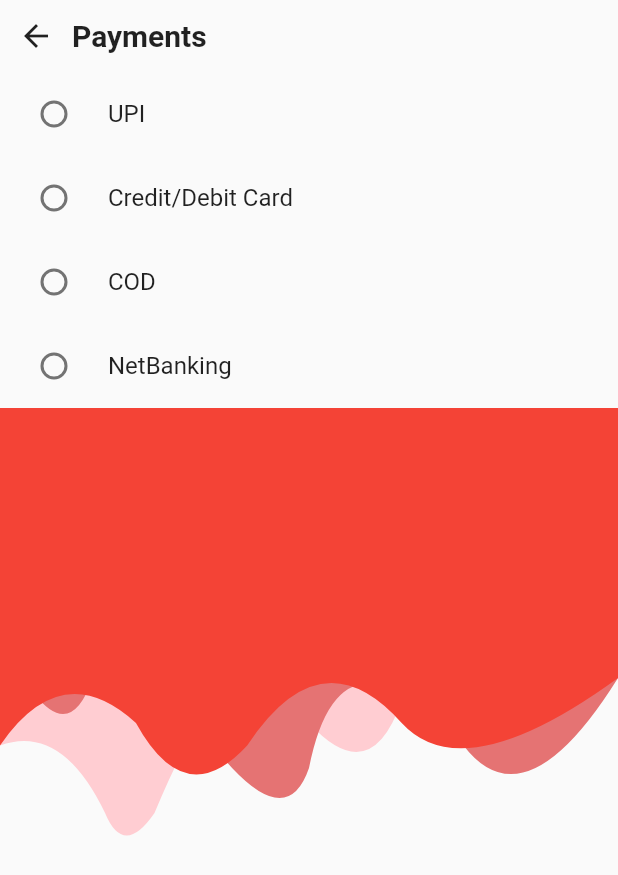
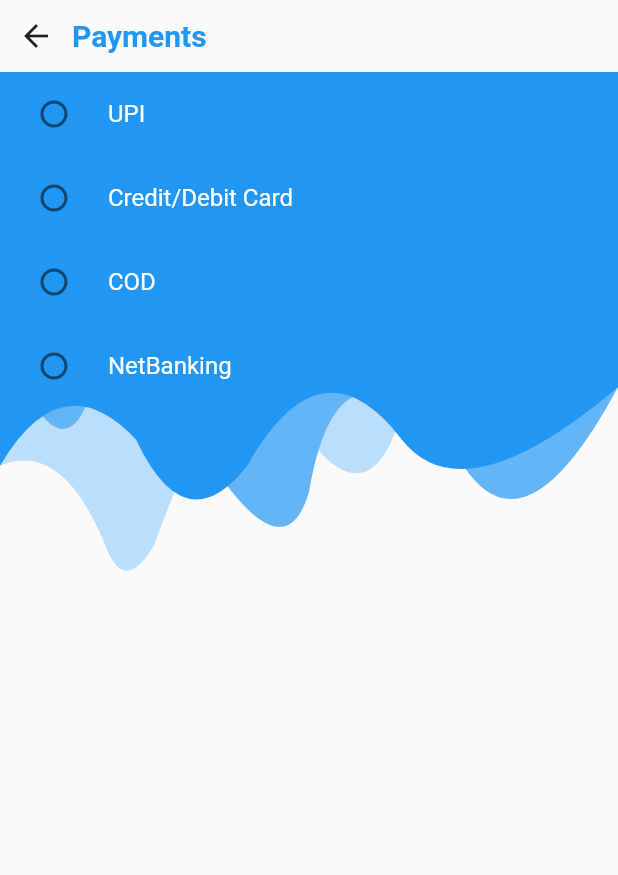
Before and after one commit to mashoodsad/mashood1-master11, a Flutter app: the AddCart screen opened directly, after a tap on "CheckOut", on a phone screen of 412 x 824 dp. Shown: the top 875 px of the screen. Run offline on Flutter 3.47's test engine with Material 2 defaults, Android fonts, the phone set to English and light mode, and no system bars; our stand-ins replace badges, carousel_slider, fluttertoast, image_picker, pin_code_fields, sqflite; accounts and stored records are empty.

Commit message:
update flutter

```diff
--- a/lib/AddCart.dart
+++ b/lib/AddCart.dart
@@ -29,7 +29,7 @@ class _AddCartState extends State<AddCart> {
       key: _scaffoldKey,
       body: Column(children: [
         SizedBox(
-          height: 700,
+          height: MediaQuery.of(context).size.height-100,
           width: MediaQuery.of(context).size.width,
           child: FutureBuilder(
               future: dbProductManager.getProductList(),
--- a/lib/DashBoard.dart
+++ b/lib/DashBoard.dart
@@ -1,4 +1,4 @@
-import 'package:badges/badges.dart';
+import 'package:badges/badges.dart'as badges;
 import 'package:flutter/material.dart';
 import 'package:mashood/AddCart.dart';
 import 'package:mashood/HomePage.dart';
@@ -16,6 +16,7 @@ class DashBoard extends StatefulWidget {
 }
 
 class _DashBoardState extends State<DashBoard> {
+
   void _navigateToAddCart(BuildContext context) {
     Navigator.of(context).push(
         MaterialPageRoute(builder: (context) =>const AddCart()));
@@ -40,7 +41,7 @@ class _DashBoardState extends State<DashBoard> {
       appBar: AppBar(
       actions: [Padding(
         padding: const EdgeInsets.all(10.0),
-        child: Badge(
+        child: badges.Badge(
           showBadge: store.count > 0,//icon style
           badgeContent: SizedBox(
               width: 20, height: 20, //badge size
@@ -53,7 +54,6 @@ class _DashBoardState extends State<DashBoard> {
                 ),
               )
           ),
-          badgeColor: Colors.purple,
           child: const Icon(Icons.shopping_cart, size: 40, color: Colors.white,), //badge background color
         ),
       )]
--- a/lib/Payment.dart
+++ b/lib/Payment.dart
@@ -23,17 +23,20 @@ class _PaymentState extends State<Payment> {
                 children: [
                   IconButton(onPressed: (){
                     Navigator.of(context).pop();
-                  }, icon: Icon(Icons.arrow_back_outlined)),
-                  const Text("Payments",style: TextStyle(fontWeight: FontWeight.bold,fontSize: 20),),
+                  }, icon: const Icon(Icons.arrow_back_outlined)),
+                  const Text("Payments",style: TextStyle(fontWeight: FontWeight.bold,fontSize: 20,color: Colors.blue),),
                 ],
               ),
     Column(
     children: <Widget>[
-        Column(
+        Stack(
+          children: [
+            Positioned(child: TopBar())
+            ,Column(
             children: [
 
               RadioListTile(
-              title: Text("UPI"),
+                title: const Text("UPI",style: TextStyle(color: Colors.white),),
                 value: "UPI",
                 groupValue: payment,
                 onChanged: (value){
@@ -44,7 +47,7 @@ class _PaymentState extends State<Payment> {
               ),
 
               RadioListTile(
-              title: Text("Credit/Debit Card"),
+                title: const Text("Credit/Debit Card",style: TextStyle(color: Colors.white)),
                 value: "Card",
                 groupValue: payment,
                 onChanged: (value){
@@ -55,7 +58,7 @@ class _PaymentState extends State<Payment> {
               ),
 
               RadioListTile(
-              title: Text("COD"),
+                title: const Text("COD",style: TextStyle(color: Colors.white)),
                 value: "COD",
                 groupValue: payment,
                 onChanged: (value){
@@ -65,7 +68,7 @@ class _PaymentState extends State<Payment> {
                 },
               ),
               RadioListTile(
-              title: Text("NetBanking"),
+                title: const Text("NetBanking",style: TextStyle(color: Colors.white)),
                 value: "NetBanking",
                 groupValue: payment,
                 onChanged: (value){
@@ -73,11 +76,9 @@ class _PaymentState extends State<Payment> {
                     payment = value.toString();
                   });
                 },
-            ),Container(
-              child: TopBar(),
               )
-
             ],
+          ),]
         )
      ])
             ],
@@ -87,58 +88,81 @@ class _PaymentState extends State<Payment> {
     );
   }
 }
-Color colorOne = Colors.red;
-Color? colorTwo = Colors.red[300];
-Color? colorThree = Colors.red[100];
+Color colorOne = Colors.blue;
+Color? colorTwo = Colors.blue[300];
+Color? colorThree = Colors.blue[100];
 
 class TopBar extends StatelessWidget {
   @override
   Widget build(BuildContext context) {
     return CustomPaint(
       child: Container(
-        height: 300.0,
+        height: 350.0,
       ),
       painter: CurvePainter(),
     );
   }
 }
-class CurvePainter extends CustomPainter{
+class CurvePainter extends CustomPainter {
   @override
   void paint(Canvas canvas, Size size) {
     Path path = Path();
     Paint paint = Paint();
 
 
-    path.lineTo(0, size.height *0.75);
-    path.quadraticBezierTo(size.width* 0.10, size.height*0.70,   size.width*0.17, size.height*0.90);
-    path.quadraticBezierTo(size.width*0.20, size.height, size.width*0.25, size.height*0.90);
-    path.quadraticBezierTo(size.width*0.40, size.height*0.40, size.width*0.50, size.height*0.70);
-    path.quadraticBezierTo(size.width*0.60, size.height*0.85, size.width*0.65, size.height*0.65);
-    path.quadraticBezierTo(size.width*0.70, size.height*0.90, size.width, 0);
+    path.lineTo(0, size.height * 0.75);
+    path.quadraticBezierTo(
+        size.width * 0.10, size.height * 0.70, size.width * 0.17,
+        size.height * 0.90);
+    path.quadraticBezierTo(
+        size.width * 0.20, size.height, size.width * 0.25, size.height * 0.90);
+    path.quadraticBezierTo(
+        size.width * 0.40, size.height * 0.40, size.width * 0.50,
+        size.height * 0.70);
+    path.quadraticBezierTo(
+        size.width * 0.60, size.height * 0.85, size.width * 0.65,
+        size.height * 0.65);
+    path.quadraticBezierTo(
+        size.width * 0.70, size.height * 0.90, size.width, 0);
     path.close();
 
     paint.color = colorThree!;
     canvas.drawPath(path, paint);
 
     path = Path();
-    path.lineTo(0, size.height*0.50);
-    path.quadraticBezierTo(size.width*0.10, size.height*0.80, size.width*0.15, size.height*0.60);
-    path.quadraticBezierTo(size.width*0.20, size.height*0.45, size.width*0.27, size.height*0.60);
-    path.quadraticBezierTo(size.width*0.45, size.height, size.width*0.50, size.height*0.80);
-    path.quadraticBezierTo(size.width*0.55, size.height*0.45, size.width*0.75, size.height*0.75);
-    path.quadraticBezierTo(size.width*0.85, size.height*0.93, size.width, size.height*0.60);
+    path.lineTo(0, size.height * 0.50);
+    path.quadraticBezierTo(
+        size.width * 0.10, size.height * 0.80, size.width * 0.15,
+        size.height * 0.60);
+    path.quadraticBezierTo(
+        size.width * 0.20, size.height * 0.45, size.width * 0.27,
+        size.height * 0.60);
+    path.quadraticBezierTo(
+        size.width * 0.45, size.height, size.width * 0.50, size.height * 0.80);
+    path.quadraticBezierTo(
+        size.width * 0.55, size.height * 0.45, size.width * 0.75,
+        size.height * 0.75);
+    path.quadraticBezierTo(
+        size.width * 0.85, size.height * 0.93, size.width, size.height * 0.60);
     path.lineTo(size.width, 0);
     path.close();
 
     paint.color = colorTwo!;
     canvas.drawPath(path, paint);
 
-    path =Path();
-    path.lineTo(0, size.height*0.75);
-    path.quadraticBezierTo(size.width*0.10, size.height*0.55, size.width*0.22, size.height*0.70);
-    path.quadraticBezierTo(size.width*0.30, size.height*0.90, size.width*0.40, size.height*0.75);
-    path.quadraticBezierTo(size.width*0.52, size.height*0.50, size.width*0.65, size.height*0.70);
-    path.quadraticBezierTo(size.width*0.75, size.height*0.85, size.width, size.height*0.60);
+    path = Path();
+    path.lineTo(0, size.height * 0.75);
+    path.quadraticBezierTo(
+        size.width * 0.10, size.height * 0.55, size.width * 0.22,
+        size.height * 0.70);
+    path.quadraticBezierTo(
+        size.width * 0.30, size.height * 0.90, size.width * 0.40,
+        size.height * 0.75);
+    path.quadraticBezierTo(
+        size.width * 0.52, size.height * 0.50, size.width * 0.65,
+        size.height * 0.70);
+    path.quadraticBezierTo(
+        size.width * 0.75, size.height * 0.85, size.width, size.height * 0.60);
     path.lineTo(size.width, 0);
     path.close();
 
@@ -150,5 +174,4 @@ class CurvePainter extends CustomPainter{
   bool shouldRepaint(CustomPainter oldDelegate) {
     return oldDelegate != this;
   }
-
 }
--- a/pubspec.yaml
+++ b/pubspec.yaml
@@ -33,11 +33,10 @@ dependencies:
   pin_code_fields: ^7.4.0
   carousel_slider: ^4.2.1
   http:
-  easy_sidemenu: ^0.4.1
   fluttertoast: ^8.1.2
   image_picker: ^0.8.6+1
   provider: ^6.0.5
-  badges: ^2.0.2
+  badges: ^3.0.2
   sqflite: ^2.0.2+1
   path:
   flutter:
```
Also changed, not shown: pubspec.lock. Lines whose indentation alone changed are shown as unchanged.
